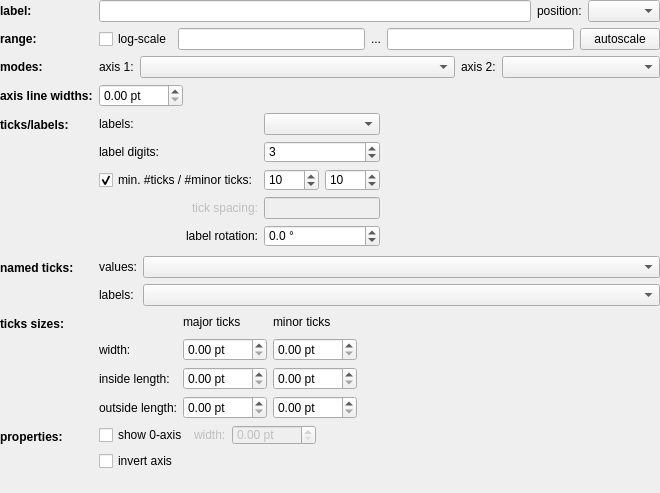
This is plugins/table/qfrdrtableaxissettingswidget.ui in jkriege2/QuickFit3 as Qt 5 draws it before an edit. The edited form follows.
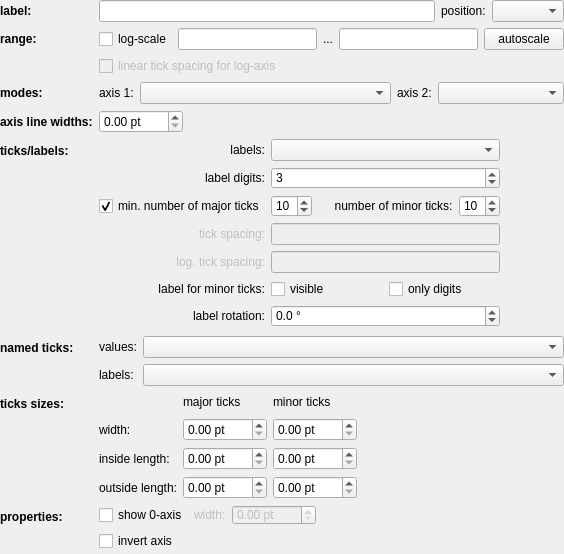
This is the edited form. Icons and pictures are not drawn. Custom widgets are drawn as their Qt base class.

What changed in the file:
```diff
--- a/plugins/table/qfrdrtableaxissettingswidget.ui
+++ b/plugins/table/qfrdrtableaxissettingswidget.ui
@@ -6,14 +6,17 @@
    <rect>
     <x>0</x>
     <y>0</y>
-    <width>660</width>
-    <height>493</height>
+    <width>564</width>
+    <height>552</height>
    </rect>
   </property>
   <property name="windowTitle">
    <string>Form</string>
   </property>
   <layout class="QFormLayout" name="formLayout">
+   <property name="fieldGrowthPolicy">
+    <enum>QFormLayout::AllNonFixedFieldsGrow</enum>
+   </property>
    <property name="leftMargin">
     <number>0</number>
    </property>
@@ -106,7 +109,105 @@
      </item>
     </layout>
    </item>
+   <item row="3" column="0">
+    <widget class="QLabel" name="label_16">
+     <property name="font">
+      <font>
+       <weight>75</weight>
+       <bold>true</bold>
+      </font>
+     </property>
+     <property name="text">
+      <string>modes:</string>
+     </property>
+     <property name="buddy">
+      <cstring>cmbXMode1</cstring>
+     </property>
+    </widget>
+   </item>
+   <item row="3" column="1">
+    <layout class="QHBoxLayout" name="horizontalLayout" stretch="0,2,0,1">
+     <item>
+      <widget class="QLabel" name="label_11">
+       <property name="sizePolicy">
+        <sizepolicy hsizetype="Minimum" vsizetype="Preferred">
+         <horstretch>0</horstretch>
+         <verstretch>0</verstretch>
+        </sizepolicy>
+       </property>
+       <property name="text">
+        <string>axis 1:</string>
+       </property>
+      </widget>
+     </item>
+     <item>
+      <widget class="JKQTPCAdrawModeComboBox" name="cmbXMode1"/>
+     </item>
+     <item>
+      <widget class="QLabel" name="label_9">
+       <property name="sizePolicy">
+        <sizepolicy hsizetype="Minimum" vsizetype="Preferred">
+         <horstretch>0</horstretch>
+         <verstretch>0</verstretch>
+        </sizepolicy>
+       </property>
+       <property name="text">
+        <string>axis 2:</string>
+       </property>
+      </widget>
+     </item>
+     <item>
+      <widget class="JKQTPCAdrawModeComboBox" name="cmbXMode2"/>
+     </item>
+    </layout>
+   </item>
    <item row="4" column="0">
+    <widget class="QLabel" name="label_17">
+     <property name="font">
+      <font>
+       <weight>75</weight>
+       <bold>true</bold>
+      </font>
+     </property>
+     <property name="text">
+      <string>axis line widths:</string>
+     </property>
+     <property name="buddy">
+      <cstring>cmbXMode1</cstring>
+     </property>
+    </widget>
+   </item>
+   <item row="4" column="1">
+    <layout class="QHBoxLayout" name="horizontalLayout_4" stretch="0,0">
+     <item>
+      <widget class="QDoubleSpinBox" name="spinAxis1Width">
+       <property name="suffix">
+        <string> pt</string>
+       </property>
+       <property name="maximum">
+        <double>1000.000000000000000</double>
+       </property>
+       <property name="singleStep">
+        <double>0.500000000000000</double>
+       </property>
+      </widget>
+     </item>
+     <item>
+      <spacer name="horizontalSpacer_4">
+       <property name="orientation">
+        <enum>Qt::Horizontal</enum>
+       </property>
+       <property name="sizeHint" stdset="0">
+        <size>
+         <width>40</width>
+         <height>20</height>
+        </size>
+       </property>
+      </spacer>
+     </item>
+    </layout>
+   </item>
+   <item row="5" column="0">
     <widget class="QLabel" name="label_12">
      <property name="font">
       <font>
@@ -122,8 +223,8 @@
      </property>
     </widget>
    </item>
-   <item row="4" column="1">
-    <layout class="QGridLayout" name="gridLayout_5" columnstretch="0,0">
+   <item row="5" column="1">
+    <layout class="QGridLayout" name="gridLayout_5" columnstretch="2,1">
      <item row="1" column="1">
       <spacer name="horizontalSpacer_3">
        <property name="orientation">
@@ -139,6 +240,24 @@
      </item>
      <item row="1" column="0">
       <layout class="QGridLayout" name="gridLayout_2">
+       <item row="5" column="1">
+        <layout class="QHBoxLayout" name="horizontalLayout_5">
+         <item>
+          <widget class="QCheckBox" name="chkMinorTickLabels">
+           <property name="text">
+            <string>visible</string>
+           </property>
+          </widget>
+         </item>
+         <item>
+          <widget class="QCheckBox" name="chkMinorTickOnlyDigits">
+           <property name="text">
+            <string>only digits</string>
+           </property>
+          </widget>
+         </item>
+        </layout>
+       </item>
        <item row="0" column="0">
         <widget class="QLabel" name="label_8">
          <property name="sizePolicy">
@@ -150,12 +269,15 @@
          <property name="text">
           <string>labels:</string>
          </property>
+         <property name="alignment">
+          <set>Qt::AlignRight|Qt::AlignTrailing|Qt::AlignVCenter</set>
+         </property>
         </widget>
        </item>
        <item row="2" column="0">
         <widget class="QCheckBox" name="chkXAutoTicks">
          <property name="text">
-          <string>min. #ticks / #minor ticks:</string>
+          <string>min. number of major ticks</string>
          </property>
          <property name="checked">
           <bool>true</bool>
@@ -171,6 +293,13 @@
            </property>
           </widget>
          </item>
+         <item>
+          <widget class="QLabel" name="label_18">
+           <property name="text">
+            <string>     number of minor ticks:</string>
+           </property>
+          </widget>
+         </item>
          <item>
           <widget class="QSpinBox" name="spinXAxisMinorTicks">
            <property name="value">
@@ -193,7 +322,7 @@
          </property>
         </widget>
        </item>
-       <item row="4" column="0">
+       <item row="6" column="0">
         <widget class="QLabel" name="label_5">
          <property name="text">
           <string>label rotation:</string>
@@ -203,7 +332,7 @@
          </property>
         </widget>
        </item>
-       <item row="4" column="1">
+       <item row="6" column="1">
         <widget class="QDoubleSpinBox" name="spinLabelAngel">
          <property name="suffix">
           <string> °</string>
@@ -243,6 +372,9 @@
          <property name="text">
           <string>label digits:</string>
          </property>
+         <property name="alignment">
+          <set>Qt::AlignRight|Qt::AlignTrailing|Qt::AlignVCenter</set>
+         </property>
         </widget>
        </item>
        <item row="1" column="1">
@@ -252,11 +384,97 @@
          </property>
         </widget>
        </item>
+       <item row="5" column="0">
+        <widget class="QLabel" name="label_19">
+         <property name="text">
+          <string>label for minor ticks:</string>
+         </property>
+         <property name="alignment">
+          <set>Qt::AlignRight|Qt::AlignTrailing|Qt::AlignVCenter</set>
+         </property>
+        </widget>
+       </item>
+       <item row="4" column="0">
+        <widget class="QLabel" name="labXTickSpacingLog">
+         <property name="enabled">
+          <bool>false</bool>
+         </property>
+         <property name="text">
+          <string>log. tick spacing:</string>
+         </property>
+         <property name="alignment">
+          <set>Qt::AlignRight|Qt::AlignTrailing|Qt::AlignVCenter</set>
+         </property>
+        </widget>
+       </item>
+       <item row="4" column="1">
+        <widget class="QFDoubleEdit" name="edtXTickSpacingLog">
+         <property name="enabled">
+          <bool>false</bool>
+         </property>
+        </widget>
+       </item>
       </layout>
      </item>
     </layout>
    </item>
+   <item row="6" column="0">
+    <widget class="QLabel" name="label_15">
+     <property name="font">
+      <font>
+       <weight>75</weight>
+       <bold>true</bold>
+      </font>
+     </property>
+     <property name="text">
+      <string>named ticks:</string>
+     </property>
+     <property name="buddy">
+      <cstring>cmbXMode1</cstring>
+     </property>
+    </widget>
+   </item>
    <item row="6" column="1">
+    <layout class="QFormLayout" name="formLayout_2">
+     <item row="0" column="0">
+      <widget class="QLabel" name="label">
+       <property name="text">
+        <string>values:</string>
+       </property>
+      </widget>
+     </item>
+     <item row="1" column="0">
+      <widget class="QLabel" name="label_2">
+       <property name="text">
+        <string>labels:</string>
+       </property>
+      </widget>
+     </item>
+     <item row="0" column="1">
+      <widget class="QFEnhancedComboBox" name="cmbNamedTicksValues"/>
+     </item>
+     <item row="1" column="1">
+      <widget class="QFEnhancedComboBox" name="cmbNamedTicksNames"/>
+     </item>
+    </layout>
+   </item>
+   <item row="7" column="0">
+    <widget class="QLabel" name="label_14">
+     <property name="font">
+      <font>
+       <weight>75</weight>
+       <bold>true</bold>
+      </font>
+     </property>
+     <property name="text">
+      <string>ticks sizes:</string>
+     </property>
+     <property name="buddy">
+      <cstring>cmbXMode1</cstring>
+     </property>
+    </widget>
+   </item>
+   <item row="7" column="1">
     <layout class="QGridLayout" name="gridLayout_7">
      <item row="0" column="1">
       <widget class="QLabel" name="label_50">
@@ -386,7 +604,7 @@
      </item>
     </layout>
    </item>
-   <item row="7" column="0">
+   <item row="8" column="0">
     <widget class="QLabel" name="label_31">
      <property name="font">
       <font>
@@ -399,7 +617,7 @@
      </property>
     </widget>
    </item>
-   <item row="7" column="1">
+   <item row="8" column="1">
     <layout class="QGridLayout" name="gridLayout">
      <item row="0" column="1">
       <widget class="QLabel" name="label_6">
@@ -456,160 +674,16 @@
      </item>
     </layout>
    </item>
-   <item row="6" column="0">
-    <widget class="QLabel" name="label_14">
-     <property name="font">
-      <font>
-       <weight>75</weight>
-       <bold>true</bold>
-      </font>
-     </property>
-     <property name="text">
-      <string>ticks sizes:</string>
-     </property>
-     <property name="buddy">
-      <cstring>cmbXMode1</cstring>
-     </property>
-    </widget>
-   </item>
-   <item row="5" column="0">
-    <widget class="QLabel" name="label_15">
-     <property name="font">
-      <font>
-       <weight>75</weight>
-       <bold>true</bold>
-      </font>
-     </property>
-     <property name="text">
-      <string>named ticks:</string>
-     </property>
-     <property name="buddy">
-      <cstring>cmbXMode1</cstring>
-     </property>
-    </widget>
-   </item>
-   <item row="5" column="1">
-    <layout class="QFormLayout" name="formLayout_2">
-     <item row="0" column="0">
-      <widget class="QLabel" name="label">
-       <property name="text">
-        <string>values:</string>
-       </property>
-      </widget>
-     </item>
-     <item row="1" column="0">
-      <widget class="QLabel" name="label_2">
-       <property name="text">
-        <string>labels:</string>
-       </property>
-      </widget>
-     </item>
-     <item row="0" column="1">
-      <widget class="QFEnhancedComboBox" name="cmbNamedTicksValues"/>
-     </item>
-     <item row="1" column="1">
-      <widget class="QFEnhancedComboBox" name="cmbNamedTicksNames"/>
-     </item>
-    </layout>
-   </item>
-   <item row="2" column="0">
-    <widget class="QLabel" name="label_16">
-     <property name="font">
-      <font>
-       <weight>75</weight>
-       <bold>true</bold>
-      </font>
-     </property>
-     <property name="text">
-      <string>modes:</string>
-     </property>
-     <property name="buddy">
-      <cstring>cmbXMode1</cstring>
-     </property>
-    </widget>
-   </item>
    <item row="2" column="1">
-    <layout class="QHBoxLayout" name="horizontalLayout" stretch="0,2,0,1">
-     <item>
-      <widget class="QLabel" name="label_11">
-       <property name="sizePolicy">
-        <sizepolicy hsizetype="Minimum" vsizetype="Preferred">
-         <horstretch>0</horstretch>
-         <verstretch>0</verstretch>
-        </sizepolicy>
-       </property>
-       <property name="text">
-        <string>axis 1:</string>
-       </property>
-      </widget>
-     </item>
-     <item>
-      <widget class="JKQTPCAdrawModeComboBox" name="cmbXMode1"/>
-     </item>
-     <item>
-      <widget class="QLabel" name="label_9">
-       <property name="sizePolicy">
-        <sizepolicy hsizetype="Minimum" vsizetype="Preferred">
-         <horstretch>0</horstretch>
-         <verstretch>0</verstretch>
-        </sizepolicy>
-       </property>
-       <property name="text">
-        <string>axis 2:</string>
-       </property>
-      </widget>
-     </item>
-     <item>
-      <widget class="JKQTPCAdrawModeComboBox" name="cmbXMode2"/>
-     </item>
-    </layout>
-   </item>
-   <item row="3" column="0">
-    <widget class="QLabel" name="label_17">
-     <property name="font">
-      <font>
-       <weight>75</weight>
-       <bold>true</bold>
-      </font>
+    <widget class="QCheckBox" name="chkLinTicksLogAxis">
+     <property name="enabled">
+      <bool>false</bool>
      </property>
      <property name="text">
-      <string>axis line widths:</string>
-     </property>
-     <property name="buddy">
-      <cstring>cmbXMode1</cstring>
+      <string>linear tick spacing for log-axis</string>
      </property>
     </widget>
    </item>
-   <item row="3" column="1">
-    <layout class="QHBoxLayout" name="horizontalLayout_4" stretch="0,0">
-     <item>
-      <widget class="QDoubleSpinBox" name="spinAxis1Width">
-       <property name="suffix">
-        <string> pt</string>
-       </property>
-       <property name="maximum">
-        <double>1000.000000000000000</double>
-       </property>
-       <property name="singleStep">
-        <double>0.500000000000000</double>
-       </property>
-      </widget>
-     </item>
-     <item>
-      <spacer name="horizontalSpacer_4">
-       <property name="orientation">
-        <enum>Qt::Horizontal</enum>
-       </property>
-       <property name="sizeHint" stdset="0">
-        <size>
-         <width>40</width>
-         <height>20</height>
-        </size>
-       </property>
-      </spacer>
-     </item>
-    </layout>
-   </item>
   </layout>
   <action name="actAddGraph">
    <property name="icon">
```
Left out of the diff: 82 changed lines with no effect on the pictures.
